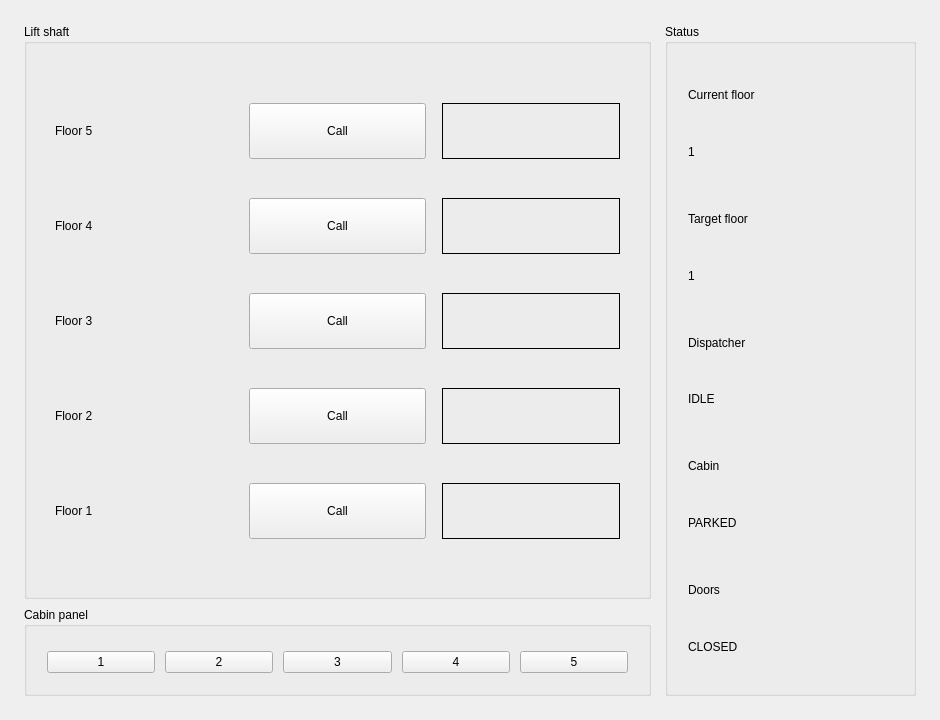
Before: the Qt Designer form mainwindow.ui in im-the-g00se-BMSTU/lab5-oop, drawn with Qt 5.
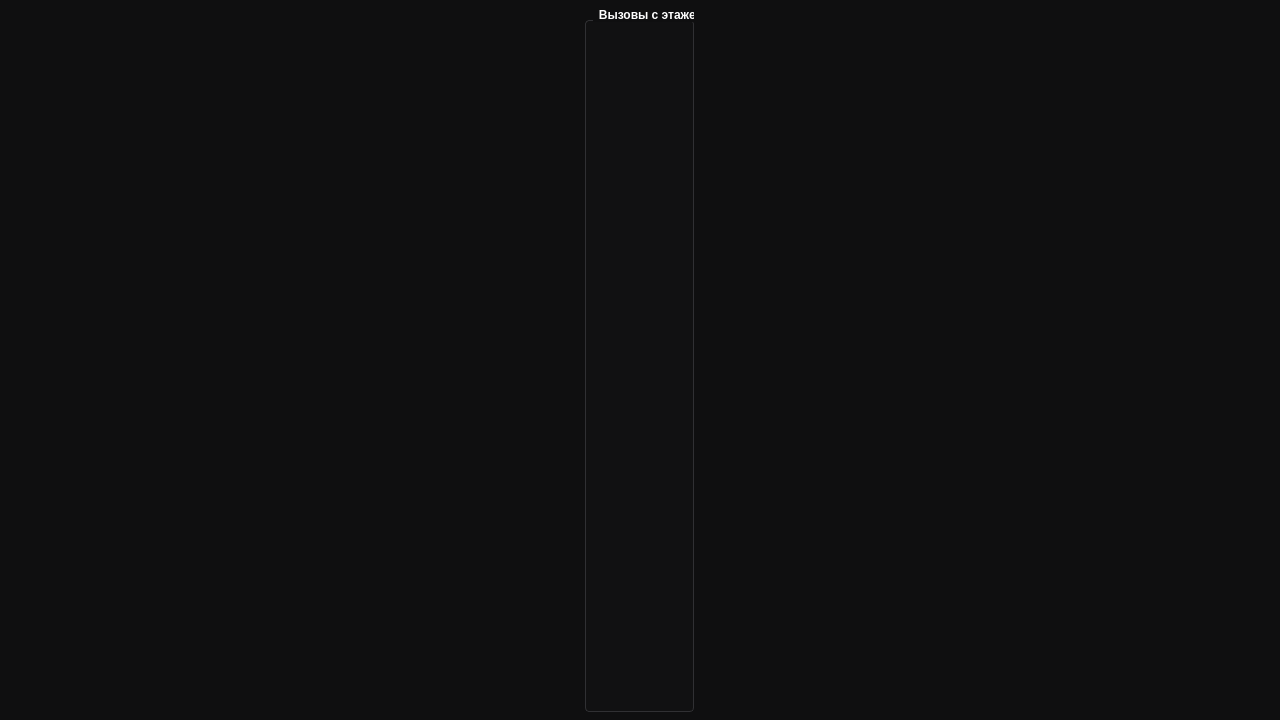
After: the same form once the commit is applied. Icons and pictures are not drawn.

The edit to the form file:
```diff
--- a/mainwindow.ui
+++ b/mainwindow.ui
@@ -6,14 +6,14 @@
    <rect>
     <x>0</x>
     <y>0</y>
-    <width>940</width>
+    <width>1280</width>
     <height>720</height>
    </rect>
   </property>
   <property name="minimumSize">
    <size>
-    <width>760</width>
-    <height>560</height>
+    <width>0</width>
+    <height>720</height>
    </size>
   </property>
   <property name="windowTitle">
@@ -26,62 +26,106 @@
    <property name="styleSheet">
     <string notr="true">QWidget#centralwidget {
     background-color: #0f0f10;
-    font-family: &quot;Nunito&quot;;
+    font-family: Nunito;
 }
 
 QGroupBox {
     background-color: #111112;
     border: 1px solid #303033;
-    border-radius: 6px;
+    border-radius: 4px;
     color: #ffffff;
-    font-size: 18px;
+    font-size: 12px;
     font-weight: 700;
-    font-family: &quot;Nunito&quot;;
-    margin-top: 18px;
+    margin-top: 12px;
 }
 
 QGroupBox::title {
     subcontrol-origin: margin;
     subcontrol-position: top left;
-    left: 18px;
-    padding: 0 8px;
+    left: 8px;
+    padding: 0 4px;
     background-color: #0f0f10;
 }
 
 QLabel {
     color: #ffffff;
-    font-size: 14px;
+    font-size: 10px;
     font-weight: 500;
-    font-family: &quot;Nunito&quot;;
+    padding: 0;
+    margin: 0;
 }
 
-QLabel[frameShape=&quot;1&quot;] {
+QGroupBox[liftPanel=&quot;true&quot;] {
+    min-width: 194px;
+    max-width: 194px;
+    min-height: 326px;
+    max-height: 326px;
+}
+
+QLabel[shaftCell=&quot;true&quot;] {
     background-color: #0f0f10;
     border: 1px solid #1f8fff;
-    border-radius: 0;
     color: #20c7ff;
-    font-size: 14px;
+    font-size: 10px;
     font-weight: 700;
+    min-width: 136px;
+    max-width: 136px;
+    min-height: 24px;
+    max-height: 24px;
+}
+
+QLabel[liftFloorLabel=&quot;true&quot;] {
+    min-width: 24px;
+    max-width: 24px;
+}
+
+QLabel[callFloorLabel=&quot;true&quot;] {
+    min-width: 54px;
+    max-width: 54px;
 }
 
 QLabel[activeLift=&quot;true&quot;] {
     background-color: rgba(0, 104, 255, 0.22);
     border: 1px solid #0b7cff;
     color: #20c7ff;
-    font-size: 18px;
+    font-size: 10px;
     font-weight: 900;
 }
 
+QPushButton[activeRequest=&quot;true&quot;] {
+    background-color: rgba(0, 104, 255, 0.22);
+    border-color: #0b7cff;
+    color: #20c7ff;
+}
+
+QPushButton[activeRequest=&quot;true&quot;]:hover {
+    background-color: rgba(0, 104, 255, 0.22);
+    border-color: #0b7cff;
+    color: #20c7ff;
+}
+
+QLabel[statusValue=&quot;true&quot;] {
+    background-color: #29292a;
+    border: 1px solid #38383a;
+    border-radius: 4px;
+    color: #ffffff;
+    min-height: 16px;
+    padding: 2px 6px;
+}
+
+QLabel[statusName=&quot;true&quot;] {
+    min-width: 70px;
+}
+
 QPushButton {
     background-color: #2a2a2b;
     border: 1px solid #3a3a3d;
-    border-radius: 5px;
+    border-radius: 3px;
     color: #ffffff;
-    font-size: 16px;
+    font-size: 10px;
     font-weight: 700;
-    font-family: &quot;Nunito&quot;;
-    min-height: 42px;
-    padding: 6px 18px;
+    min-height: 20px;
+    padding: 1px 4px;
 }
 
 QPushButton:hover {
@@ -94,471 +138,61 @@
     border-color: #0b7cff;
 }
 
-QLabel#floor1Label, QLabel#floor2Label, QLabel#floor3Label, QLabel#floor4Label, QLabel#floor5Label {
-    color: #ffffff;
-    font-size: 16px;
-    font-weight: 700;
+QPushButton[cabinButton=&quot;true&quot;] {
+    min-width: 24px;
+    max-width: 24px;
+    min-height: 24px;
+    max-height: 24px;
 }
 
-QGroupBox#stateGroupBox QLabel {
-    color: #ffffff;
-    font-size: 16px;
-    font-weight: 600;
-}
-
-QLabel#currentFloorValueLabel, QLabel#targetFloorValueLabel, QLabel#controllerStateValueLabel, QLabel#cabinStateValueLabel, QLabel#doorStateValueLabel {
-    background-color: #29292a;
-    border: 1px solid #38383a;
-    border-radius: 4px;
-    color: #ffffff;
-    min-height: 32px;
-    padding: 4px 12px;
-}
-
+QPushButton[hallCallButton=&quot;true&quot;] {
+    min-width: 86px;
+    min-height: 30px;
 }</string>
    </property>
-   <layout class="QHBoxLayout" name="horizontalLayout" stretch="5,2">
+   <layout class="QHBoxLayout" name="rootLayout" stretch="0">
     <property name="spacing">
-     <number>14</number>
+     <number>6</number>
     </property>
     <property name="leftMargin">
-     <number>24</number>
+     <number>8</number>
     </property>
     <property name="topMargin">
-     <number>24</number>
+     <number>8</number>
     </property>
     <property name="rightMargin">
-     <number>24</number>
+     <number>8</number>
     </property>
     <property name="bottomMargin">
-     <number>24</number>
+     <number>8</number>
     </property>
     <item>
-     <layout class="QVBoxLayout" name="verticalLayout" stretch="0,0">
-      <property name="spacing">
-       <number>8</number>
-      </property>
-      <item>
-       <widget class="QGroupBox" name="shaftGroupBox">
-        <property name="sizePolicy">
-         <sizepolicy hsizetype="Preferred" vsizetype="MinimumExpanding">
-          <horstretch>0</horstretch>
-          <verstretch>0</verstretch>
-         </sizepolicy>
-        </property>
-        <property name="title">
-         <string>Lift shaft</string>
-        </property>
-        <layout class="QGridLayout" name="shaftGridLayout">
-         <property name="leftMargin">
-          <number>28</number>
-         </property>
-         <property name="topMargin">
-          <number>32</number>
-         </property>
-         <property name="rightMargin">
-          <number>28</number>
-         </property>
-         <property name="bottomMargin">
-          <number>28</number>
-         </property>
-         <property name="horizontalSpacing">
-          <number>16</number>
-         </property>
-         <property name="verticalSpacing">
-          <number>12</number>
-         </property>
-         <item row="3" column="2">
-          <widget class="QLabel" name="shaft2Label">
-           <property name="frameShape">
-            <enum>QFrame::Shape::Box</enum>
-           </property>
-           <property name="text">
-            <string/>
-           </property>
-           <property name="alignment">
-            <set>Qt::AlignmentFlag::AlignCenter</set>
-           </property>
-          </widget>
-         </item>
-         <item row="0" column="2">
-          <widget class="QLabel" name="shaft5Label">
-           <property name="frameShape">
-            <enum>QFrame::Shape::Box</enum>
-           </property>
-           <property name="text">
-            <string/>
-           </property>
-           <property name="alignment">
-            <set>Qt::AlignmentFlag::AlignCenter</set>
-           </property>
-          </widget>
-         </item>
-         <item row="3" column="0">
-          <widget class="QLabel" name="floor2Label">
-           <property name="text">
-            <string>Floor 2</string>
-           </property>
-          </widget>
-         </item>
-         <item row="2" column="2">
-          <widget class="QLabel" name="shaft3Label">
-           <property name="frameShape">
-            <enum>QFrame::Shape::Box</enum>
-           </property>
-           <property name="text">
-            <string/>
-           </property>
-           <property name="alignment">
-            <set>Qt::AlignmentFlag::AlignCenter</set>
-           </property>
-          </widget>
-         </item>
-         <item row="4" column="2">
-          <widget class="QLabel" name="shaft1Label">
-           <property name="frameShape">
-            <enum>QFrame::Shape::Box</enum>
-           </property>
-           <property name="text">
-            <string/>
-           </property>
-           <property name="alignment">
-            <set>Qt::AlignmentFlag::AlignCenter</set>
-           </property>
-          </widget>
-         </item>
-         <item row="2" column="0">
-          <widget class="QLabel" name="floor3Label">
-           <property name="text">
-            <string>Floor 3</string>
-           </property>
-          </widget>
-         </item>
-         <item row="0" column="0">
-          <widget class="QLabel" name="floor5Label">
-           <property name="text">
-            <string>Floor 5</string>
-           </property>
-          </widget>
-         </item>
-         <item row="4" column="0">
-          <widget class="QLabel" name="floor1Label">
-           <property name="text">
-            <string>Floor 1</string>
-           </property>
-          </widget>
-         </item>
-         <item row="1" column="0">
-          <widget class="QLabel" name="floor4Label">
-           <property name="text">
-            <string>Floor 4</string>
-           </property>
-          </widget>
-         </item>
-         <item row="1" column="2">
-          <widget class="QLabel" name="shaft4Label">
-           <property name="frameShape">
-            <enum>QFrame::Shape::Box</enum>
-           </property>
-           <property name="text">
-            <string/>
-           </property>
-           <property name="alignment">
-            <set>Qt::AlignmentFlag::AlignCenter</set>
-           </property>
-          </widget>
-         </item>
-         <item row="4" column="1">
-          <widget class="QPushButton" name="floor1Button">
-           <property name="minimumSize">
-            <size>
-             <width>150</width>
-             <height>56</height>
-            </size>
-           </property>
-           <property name="text">
-            <string>Call</string>
-           </property>
-          </widget>
-         </item>
-         <item row="3" column="1">
-          <widget class="QPushButton" name="floor2Button">
-           <property name="minimumSize">
-            <size>
-             <width>150</width>
-             <height>56</height>
-            </size>
-           </property>
-           <property name="text">
-            <string>Call</string>
-           </property>
-          </widget>
-         </item>
-         <item row="2" column="1">
-          <widget class="QPushButton" name="floor3Button">
-           <property name="minimumSize">
-            <size>
-             <width>150</width>
-             <height>56</height>
-            </size>
-           </property>
-           <property name="text">
-            <string>Call</string>
-           </property>
-          </widget>
-         </item>
-         <item row="0" column="1">
-          <widget class="QPushButton" name="floor5Button">
-           <property name="minimumSize">
-            <size>
-             <width>150</width>
-             <height>56</height>
-            </size>
-           </property>
-           <property name="text">
-            <string>Call</string>
-           </property>
-          </widget>
-         </item>
-         <item row="1" column="1">
-          <widget class="QPushButton" name="floor4Button">
-           <property name="minimumSize">
-            <size>
-             <width>150</width>
-             <height>56</height>
-            </size>
-           </property>
-           <property name="text">
-            <string>Call</string>
-           </property>
-          </widget>
-         </item>
-        </layout>
-       </widget>
-      </item>
-      <item>
-       <widget class="QGroupBox" name="cabinGroupBox">
-        <property name="title">
-         <string>Cabin panel</string>
-        </property>
-        <layout class="QGridLayout" name="cabinGridLayout">
-         <property name="leftMargin">
-          <number>20</number>
-         </property>
-         <property name="topMargin">
-          <number>24</number>
-         </property>
-         <property name="rightMargin">
-          <number>20</number>
-         </property>
-         <property name="bottomMargin">
-          <number>20</number>
-         </property>
-         <property name="spacing">
-          <number>10</number>
-         </property>
-         <item row="0" column="3">
-          <widget class="QPushButton" name="cabin4Button">
-           <property name="text">
-            <string>4</string>
-           </property>
-          </widget>
-         </item>
-         <item row="0" column="2">
-          <widget class="QPushButton" name="cabin3Button">
-           <property name="text">
-            <string>3</string>
-           </property>
-          </widget>
-         </item>
-         <item row="0" column="1">
-          <widget class="QPushButton" name="cabin2Button">
-           <property name="text">
-            <string>2</string>
-           </property>
-          </widget>
-         </item>
-         <item row="0" column="0">
-          <widget class="QPushButton" name="cabin1Button">
-           <property name="text">
-            <string>1</string>
-           </property>
-          </widget>
-         </item>
-         <item row="0" column="4">
-          <widget class="QPushButton" name="cabin5Button">
-           <property name="text">
-            <string>5</string>
-           </property>
-          </widget>
-         </item>
-        </layout>
-       </widget>
-      </item>
-     </layout>
-    </item>
-    <item>
-     <widget class="QGroupBox" name="stateGroupBox">
+     <widget class="QGroupBox" name="hallGroupBox">
       <property name="sizePolicy">
-       <sizepolicy hsizetype="Preferred" vsizetype="Preferred">
+       <sizepolicy hsizetype="Fixed" vsizetype="Minimum">
         <horstretch>0</horstretch>
         <verstretch>0</verstretch>
        </sizepolicy>
       </property>
       <property name="title">
-       <string>Status</string>
+       <string>Вызовы с этажей</string>
       </property>
-      <layout class="QVBoxLayout" name="stateVerticalLayout">
+      <layout class="QVBoxLayout" name="callLayout">
        <property name="spacing">
-        <number>14</number>
+        <number>6</number>
        </property>
        <property name="leftMargin">
-        <number>20</number>
+        <number>6</number>
        </property>
        <property name="topMargin">
-        <number>24</number>
+        <number>6</number>
        </property>
        <property name="rightMargin">
-        <number>20</number>
+        <number>6</number>
        </property>
        <property name="bottomMargin">
-        <number>20</number>
+        <number>6</number>
        </property>
-       <item>
-        <layout class="QVBoxLayout" name="currentFloorStatusLayout">
-         <property name="spacing">
-          <number>4</number>
-         </property>
-         <item>
-          <widget class="QLabel" name="currentFloorLabel">
-           <property name="text">
-            <string>Current floor</string>
-           </property>
-          </widget>
-         </item>
-         <item>
-          <widget class="QLabel" name="currentFloorValueLabel">
-           <property name="sizePolicy">
-            <sizepolicy hsizetype="Expanding" vsizetype="Preferred">
-             <horstretch>0</horstretch>
-             <verstretch>0</verstretch>
-            </sizepolicy>
-           </property>
-           <property name="text">
-            <string>1</string>
-           </property>
-          </widget>
-         </item>
-        </layout>
-       </item>
-       <item>
-        <layout class="QVBoxLayout" name="targetFloorStatusLayout">
-         <property name="spacing">
-          <number>4</number>
-         </property>
-         <item>
-          <widget class="QLabel" name="targetFloorLabel">
-           <property name="text">
-            <string>Target floor</string>
-           </property>
-          </widget>
-         </item>
-         <item>
-          <widget class="QLabel" name="targetFloorValueLabel">
-           <property name="sizePolicy">
-            <sizepolicy hsizetype="Expanding" vsizetype="Preferred">
-             <horstretch>0</horstretch>
-             <verstretch>0</verstretch>
-            </sizepolicy>
-           </property>
-           <property name="text">
-            <string>1</string>
-           </property>
-          </widget>
-         </item>
-        </layout>
-       </item>
-       <item>
-        <layout class="QVBoxLayout" name="dispatcherStatusLayout">
-         <property name="spacing">
-          <number>4</number>
-         </property>
-         <item>
-          <widget class="QLabel" name="controllerStateLabel">
-           <property name="text">
-            <string>Dispatcher</string>
-           </property>
-          </widget>
-         </item>
-         <item>
-          <widget class="QLabel" name="controllerStateValueLabel">
-           <property name="sizePolicy">
-            <sizepolicy hsizetype="Expanding" vsizetype="Preferred">
-             <horstretch>0</horstretch>
-             <verstretch>0</verstretch>
-            </sizepolicy>
-           </property>
-           <property name="text">
-            <string>IDLE</string>
-           </property>
-          </widget>
-         </item>
-        </layout>
-       </item>
-       <item>
-        <layout class="QVBoxLayout" name="cabinStatusLayout">
-         <property name="spacing">
-          <number>4</number>
-         </property>
-         <item>
-          <widget class="QLabel" name="cabinStateLabel">
-           <property name="text">
-            <string>Cabin</string>
-           </property>
-          </widget>
-         </item>
-         <item>
-          <widget class="QLabel" name="cabinStateValueLabel">
-           <property name="sizePolicy">
-            <sizepolicy hsizetype="Expanding" vsizetype="Preferred">
-             <horstretch>0</horstretch>
-             <verstretch>0</verstretch>
-            </sizepolicy>
-           </property>
-           <property name="text">
-            <string>PARKED</string>
-           </property>
-          </widget>
-         </item>
-        </layout>
-       </item>
-       <item>
-        <layout class="QVBoxLayout" name="doorStatusLayout">
-         <property name="spacing">
-          <number>4</number>
-         </property>
-         <item>
-          <widget class="QLabel" name="doorStateLabel">
-           <property name="text">
-            <string>Doors</string>
-           </property>
-          </widget>
-         </item>
-         <item>
-          <widget class="QLabel" name="doorStateValueLabel">
-           <property name="sizePolicy">
-            <sizepolicy hsizetype="Expanding" vsizetype="Preferred">
-             <horstretch>0</horstretch>
-             <verstretch>0</verstretch>
-            </sizepolicy>
-           </property>
-           <property name="text">
-            <string>CLOSED</string>
-           </property>
-          </widget>
-         </item>
-        </layout>
-       </item>
       </layout>
      </widget>
     </item>
```
Left out of the diff: 2 changed lines with no effect on the pictures.
